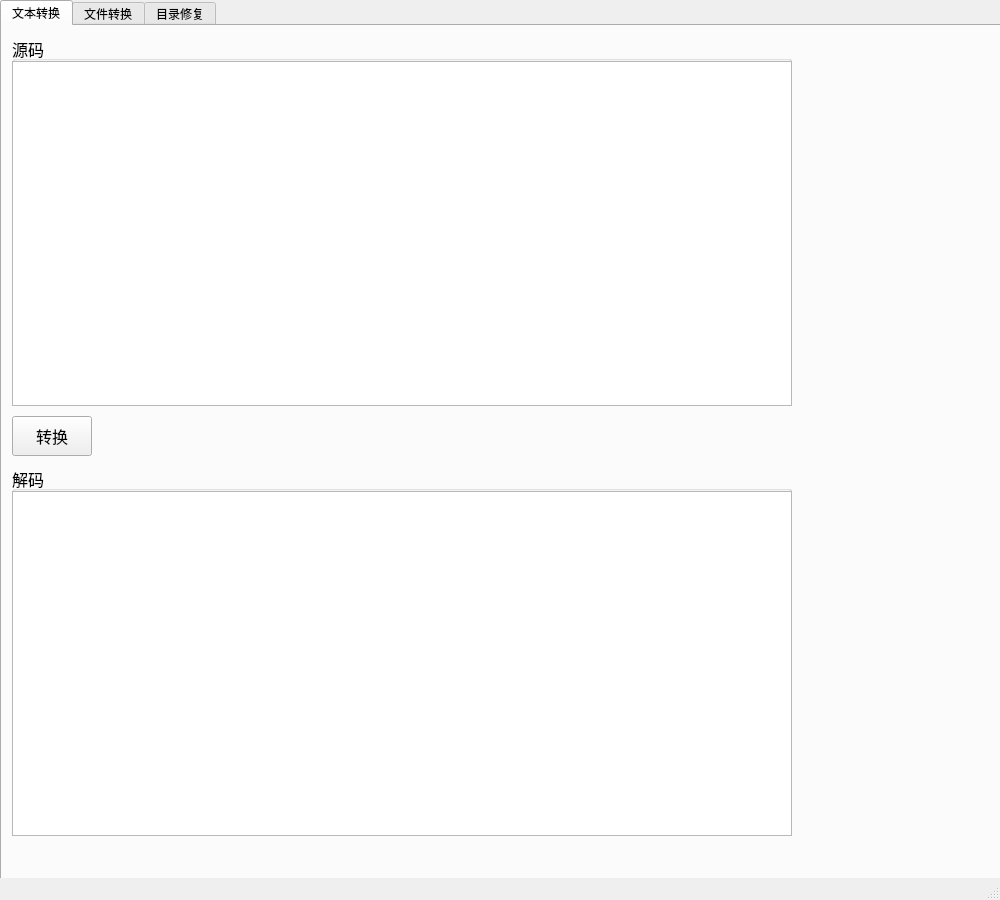
Old version of the form mainwindow.ui in the repository Libra1107/DisorderCodeDealer.
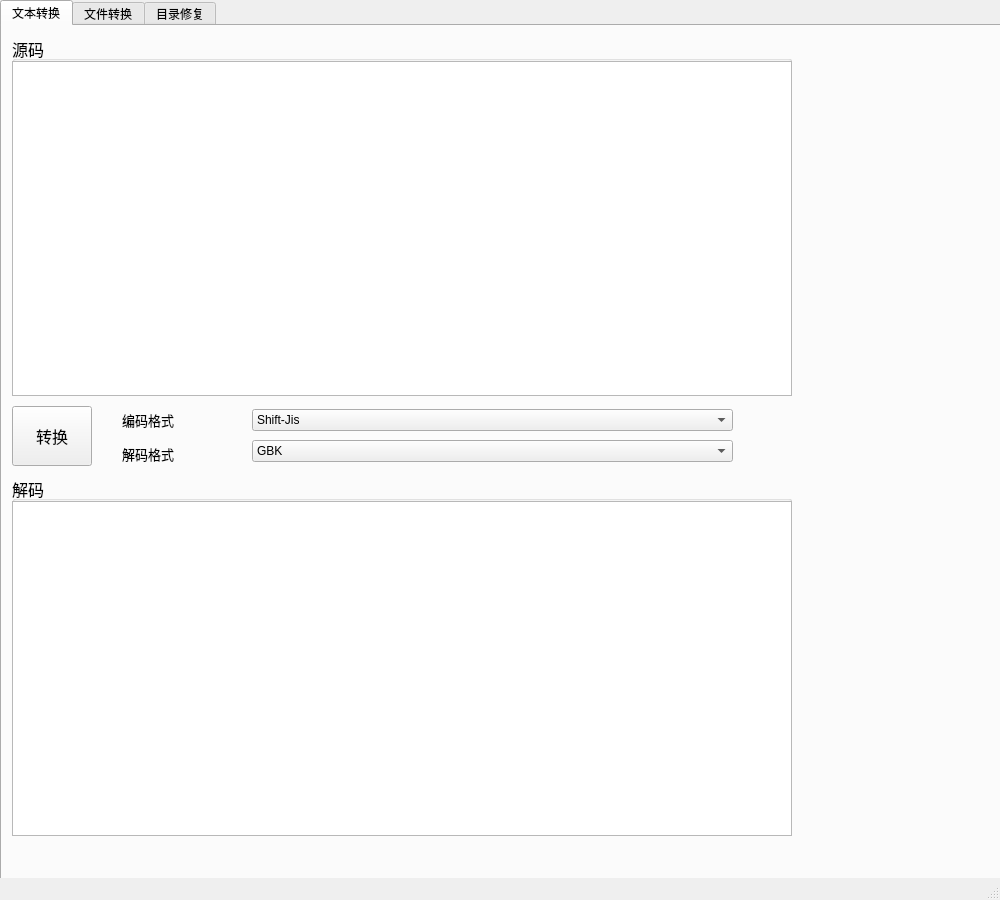
New version of the form. The open tabs and pages were chosen to show the change.

Diff of the .ui file:
```diff
--- a/mainwindow.ui
+++ b/mainwindow.ui
@@ -41,7 +41,7 @@
         <x>10</x>
         <y>10</y>
         <width>780</width>
-        <height>370</height>
+        <height>360</height>
        </rect>
       </property>
       <property name="font">
@@ -58,7 +58,7 @@
          <x>0</x>
          <y>25</y>
          <width>780</width>
-         <height>345</height>
+         <height>335</height>
         </rect>
        </property>
       </widget>
@@ -67,9 +67,9 @@
       <property name="geometry">
        <rect>
         <x>10</x>
-        <y>390</y>
+        <y>380</y>
         <width>80</width>
-        <height>40</height>
+        <height>60</height>
        </rect>
       </property>
       <property name="font">
@@ -85,9 +85,9 @@
       <property name="geometry">
        <rect>
         <x>10</x>
-        <y>440</y>
+        <y>450</y>
         <width>780</width>
-        <height>370</height>
+        <height>360</height>
        </rect>
       </property>
       <property name="font">
@@ -107,7 +107,7 @@
          <x>0</x>
          <y>25</y>
          <width>780</width>
-         <height>345</height>
+         <height>335</height>
         </rect>
        </property>
        <property name="readOnly">
@@ -115,6 +115,132 @@
        </property>
       </widget>
      </widget>
+     <widget class="QWidget" name="layoutWidget">
+      <property name="geometry">
+       <rect>
+        <x>120</x>
+        <y>380</y>
+        <width>121</width>
+        <height>61</height>
+       </rect>
+      </property>
+      <layout class="QVBoxLayout" name="codeInfo">
+       <item>
+        <widget class="QLabel" name="currentCode">
+         <property name="font">
+          <font>
+           <pointsize>10</pointsize>
+          </font>
+         </property>
+         <property name="text">
+          <string>编码格式</string>
+         </property>
+        </widget>
+       </item>
+       <item>
+        <widget class="QLabel" name="originCode">
+         <property name="font">
+          <font>
+           <pointsize>10</pointsize>
+          </font>
+         </property>
+         <property name="text">
+          <string>解码格式</string>
+         </property>
+        </widget>
+       </item>
+      </layout>
+     </widget>
+     <widget class="QWidget" name="layoutWidget">
+      <property name="geometry">
+       <rect>
+        <x>250</x>
+        <y>380</y>
+        <width>481</width>
+        <height>61</height>
+       </rect>
+      </property>
+      <layout class="QVBoxLayout" name="codeSelect">
+       <item>
+        <widget class="QComboBox" name="currentCodeBox">
+         <item>
+          <property name="text">
+           <string>Shift-Jis</string>
+          </property>
+         </item>
+         <item>
+          <property name="text">
+           <string>Latin1</string>
+          </property>
+         </item>
+         <item>
+          <property name="text">
+           <string>GBK</string>
+          </property>
+         </item>
+         <item>
+          <property name="text">
+           <string>UTF-8</string>
+          </property>
+         </item>
+         <item>
+          <property name="text">
+           <string>Big5</string>
+          </property>
+         </item>
+         <item>
+          <property name="text">
+           <string>iso-8859-1</string>
+          </property>
+         </item>
+         <item>
+          <property name="text">
+           <string>windows-1252</string>
+          </property>
+         </item>
+        </widget>
+       </item>
+       <item>
+        <widget class="QComboBox" name="originCodeBox">
+         <item>
+          <property name="text">
+           <string>GBK</string>
+          </property>
+         </item>
+         <item>
+          <property name="text">
+           <string>UTF-8</string>
+          </property>
+         </item>
+         <item>
+          <property name="text">
+           <string>Shift-Jis</string>
+          </property>
+         </item>
+         <item>
+          <property name="text">
+           <string>Latin1</string>
+          </property>
+         </item>
+         <item>
+          <property name="text">
+           <string>iso-8859-1</string>
+          </property>
+         </item>
+         <item>
+          <property name="text">
+           <string>windows-1252</string>
+          </property>
+         </item>
+         <item>
+          <property name="text">
+           <string>Big5</string>
+          </property>
+         </item>
+        </widget>
+       </item>
+      </layout>
+     </widget>
     </widget>
     <widget class="QWidget" name="tabFileTrans">
      <attribute name="title">
```
Left out of the diff: 4 changed lines with no effect on the pictures.
